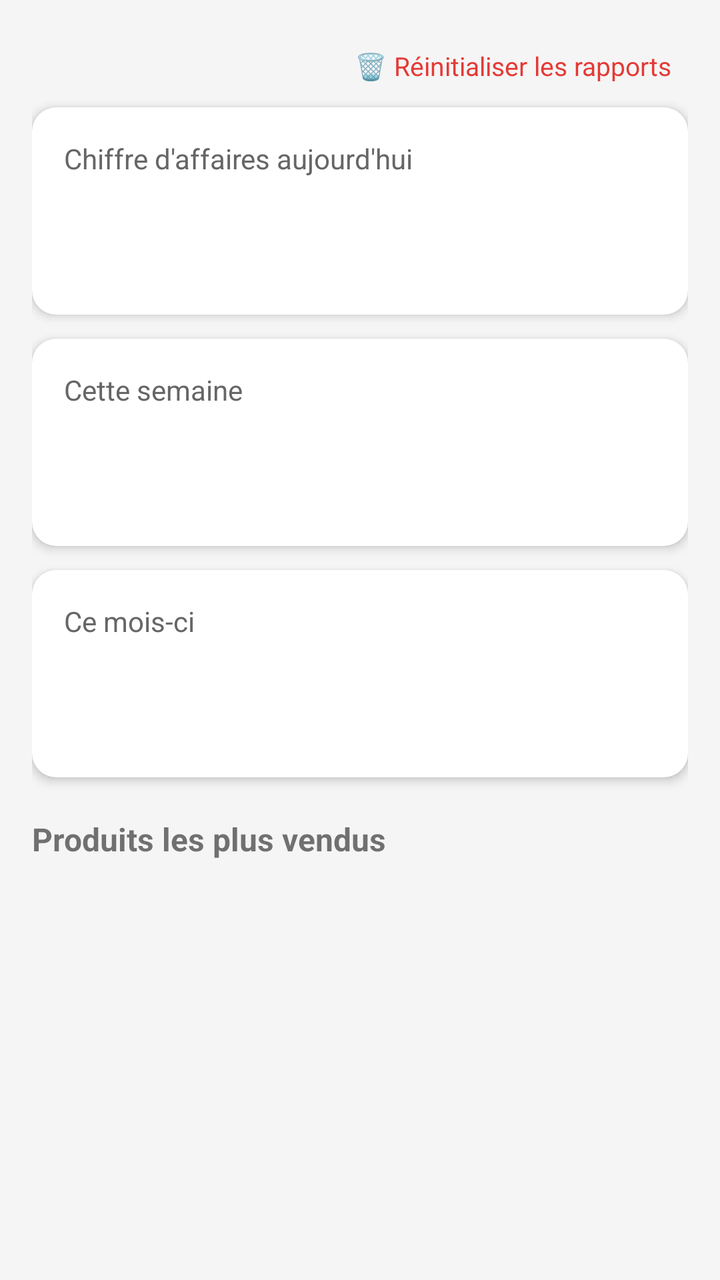
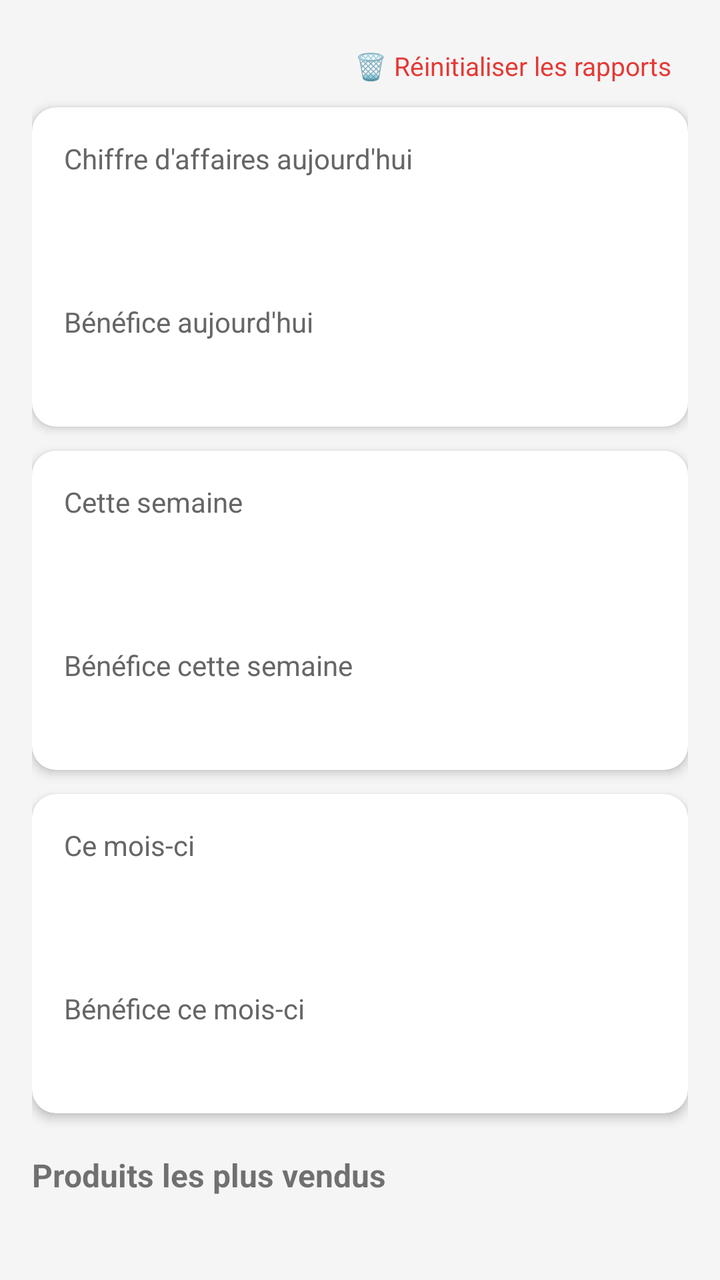

Two renders of the same Android screen: before a commit and after it. Below are the layout's source before the change and the commit's diff.
<!-- AndroidManifest.xml: application theme Theme.MonStock -->
<!-- res/layout/fragment_reports.xml -->
<?xml version="1.0" encoding="utf-8"?>
<ScrollView xmlns:android="http://schemas.android.com/apk/res/android"
    xmlns:app="http://schemas.android.com/apk/res-auto"
    android:layout_width="match_parent"
    android:layout_height="match_parent">

    <LinearLayout
        android:layout_width="match_parent"
        android:layout_height="wrap_content"
        android:orientation="vertical"
        android:padding="16dp">

        <TextView
            android:id="@+id/btnResetReports"
            android:layout_width="wrap_content"
            android:layout_height="wrap_content"
            android:layout_gravity="end"
            android:text="🗑 Réinitialiser les rapports"
            android:textColor="@color/danger"
            android:textSize="13sp"
            android:padding="8dp"
            android:layout_marginBottom="4dp" />

        <androidx.cardview.widget.CardView
            android:layout_width="match_parent"
            android:layout_height="wrap_content"
            app:cardBackgroundColor="@color/surface"
            app:cardCornerRadius="12dp"
            app:cardElevation="3dp"
            android:layout_marginBottom="12dp">

            <LinearLayout
                android:layout_width="match_parent"
                android:layout_height="wrap_content"
                android:orientation="vertical"
                android:padding="16dp">

                <TextView
                    android:layout_width="wrap_content"
                    android:layout_height="wrap_content"
                    android:text="@string/total_revenue_today"
                    android:textColor="#666666" />

                <TextView
                    android:id="@+id/tvToday"
                    android:layout_width="wrap_content"
                    android:layout_height="wrap_content"
                    android:textSize="24sp"
                    android:textStyle="bold"
                    android:textColor="@color/primary" />

                <TextView
                    android:id="@+id/tvTodayBreakdown"
                    android:layout_width="wrap_content"
                    android:layout_height="wrap_content"
                    android:textSize="12sp"
                    android:textColor="#888888"
                    android:layout_marginTop="4dp" />
            </LinearLayout>
        </androidx.cardview.widget.CardView>

        <androidx.cardview.widget.CardView
            android:layout_width="match_parent"
            android:layout_height="wrap_content"
            app:cardBackgroundColor="@color/surface"
            app:cardCornerRadius="12dp"
            app:cardElevation="3dp"
            android:layout_marginBottom="12dp">

            <LinearLayout
                android:layout_width="match_parent"
                android:layout_height="wrap_content"
                android:orientation="vertical"
                android:padding="16dp">

                <TextView
                    android:layout_width="wrap_content"
                    android:layout_height="wrap_content"
                    android:text="@string/total_revenue_week"
                    android:textColor="#666666" />

                <TextView
                    android:id="@+id/tvWeek"
                    android:layout_width="wrap_content"
                    android:layout_height="wrap_content"
                    android:textSize="24sp"
                    android:textStyle="bold"
                    android:textColor="@color/primary" />

                <TextView
                    android:id="@+id/tvWeekBreakdown"
                    android:layout_width="wrap_content"
                    android:layout_height="wrap_content"
                    android:textSize="12sp"
                    android:textColor="#888888"
                    android:layout_marginTop="4dp" />
            </LinearLayout>
        </androidx.cardview.widget.CardView>

        <androidx.cardview.widget.CardView
            android:layout_width="match_parent"
            android:layout_height="wrap_content"
            app:cardBackgroundColor="@color/surface"
            app:cardCornerRadius="12dp"
            app:cardElevation="3dp"
            android:layout_marginBottom="12dp">

            <LinearLayout
                android:layout_width="match_parent"
                android:layout_height="wrap_content"
                android:orientation="vertical"
                android:padding="16dp">

                <TextView
                    android:layout_width="wrap_content"
                    android:layout_height="wrap_content"
                    android:text="@string/total_revenue_month"
                    android:textColor="#666666" />

                <TextView
                    android:id="@+id/tvMonth"
                    android:layout_width="wrap_content"
                    android:layout_height="wrap_content"
                    android:textSize="24sp"
                    android:textStyle="bold"
                    android:textColor="@color/primary" />

                <TextView
                    android:id="@+id/tvMonthBreakdown"
                    android:layout_width="wrap_content"
                    android:layout_height="wrap_content"
                    android:textSize="12sp"
                    android:textColor="#888888"
                    android:layout_marginTop="4dp" />
            </LinearLayout>
        </androidx.cardview.widget.CardView>

        <TextView
            android:layout_width="wrap_content"
            android:layout_height="wrap_content"
            android:text="@string/top_products"
            android:textStyle="bold"
            android:textSize="16sp"
            android:layout_marginTop="8dp"
            android:layout_marginBottom="8dp" />

        <androidx.recyclerview.widget.RecyclerView
            android:id="@+id/recyclerViewTop"
            android:layout_width="match_parent"
            android:layout_height="wrap_content"
            android:nestedScrollingEnabled="false" />

    </LinearLayout>
</ScrollView>
<!-- resources referenced by this layout -->
<resources>
  <color name="danger">#E53935</color>
  <color name="primary">#1565C0</color>
  <color name="surface">#FFFFFF</color>
  <string name="top_products">Produits les plus vendus</string>
  <string name="total_revenue_month">Ce mois-ci</string>
  <string name="total_revenue_today">Chiffre d\'affaires aujourd\'hui</string>
  <string name="total_revenue_week">Cette semaine</string>
  <style name="Theme.MonStock" parent="Theme.MaterialComponents.DayNight.NoActionBar">
          <item name="colorPrimary">@color/primary</item>
          <item name="colorPrimaryDark">@color/primary_dark</item>
          <item name="colorAccent">@color/accent</item>
          <item name="android:windowBackground">@color/background</item>
      </style>
  <color name="primary_dark">#0D47A1</color>
  <color name="accent">#43A047</color>
  <color name="background">#F5F5F5</color>
</resources>

<!-- the commit's change to res/layout/fragment_reports.xml (unified diff, before → after) -->
@@ -56,6 +56,21 @@
                     android:textSize="12sp"
                     android:textColor="#888888"
                     android:layout_marginTop="4dp" />
+
+                <TextView
+                    android:layout_width="wrap_content"
+                    android:layout_height="wrap_content"
+                    android:text="@string/total_profit_today"
+                    android:textColor="#666666"
+                    android:layout_marginTop="10dp" />
+
+                <TextView
+                    android:id="@+id/tvTodayProfit"
+                    android:layout_width="wrap_content"
+                    android:layout_height="wrap_content"
+                    android:textSize="20sp"
+                    android:textStyle="bold"
+                    android:textColor="@color/accent" />
             </LinearLayout>
         </androidx.cardview.widget.CardView>
 
@@ -94,6 +109,21 @@
                     android:textSize="12sp"
                     android:textColor="#888888"
                     android:layout_marginTop="4dp" />
+
+                <TextView
+                    android:layout_width="wrap_content"
+                    android:layout_height="wrap_content"
+                    android:text="@string/total_profit_week"
+                    android:textColor="#666666"
+                    android:layout_marginTop="10dp" />
+
+                <TextView
+                    android:id="@+id/tvWeekProfit"
+                    android:layout_width="wrap_content"
+                    android:layout_height="wrap_content"
+                    android:textSize="20sp"
+                    android:textStyle="bold"
+                    android:textColor="@color/accent" />
             </LinearLayout>
         </androidx.cardview.widget.CardView>
 
@@ -132,6 +162,21 @@
                     android:textSize="12sp"
                     android:textColor="#888888"
                     android:layout_marginTop="4dp" />
+
+                <TextView
+                    android:layout_width="wrap_content"
+                    android:layout_height="wrap_content"
+                    android:text="@string/total_profit_month"
+                    android:textColor="#666666"
+                    android:layout_marginTop="10dp" />
+
+                <TextView
+                    android:id="@+id/tvMonthProfit"
+                    android:layout_width="wrap_content"
+                    android:layout_height="wrap_content"
+                    android:textSize="20sp"
+                    android:textStyle="bold"
+                    android:textColor="@color/accent" />
             </LinearLayout>
         </androidx.cardview.widget.CardView>
 
<!-- resource entries referenced after the edit -->
@@ -1,9 +1,13 @@
 <!-- resources referenced by this layout -->
 <resources>
+  <color name="accent">#43A047</color>
   <color name="danger">#E53935</color>
   <color name="primary">#1565C0</color>
   <color name="surface">#FFFFFF</color>
   <string name="top_products">Produits les plus vendus</string>
+  <string name="total_profit_month">Bénéfice ce mois-ci</string>
+  <string name="total_profit_today">Bénéfice aujourd\'hui</string>
+  <string name="total_profit_week">Bénéfice cette semaine</string>
   <string name="total_revenue_month">Ce mois-ci</string>
   <string name="total_revenue_today">Chiffre d\'affaires aujourd\'hui</string>
   <string name="total_revenue_week">Cette semaine</string>
@@ -14,7 +18,6 @@
           <item name="android:windowBackground">@color/background</item>
       </style>
   <color name="primary_dark">#0D47A1</color>
-  <color name="accent">#43A047</color>
   <color name="background">#F5F5F5</color>
 </resources>
 
